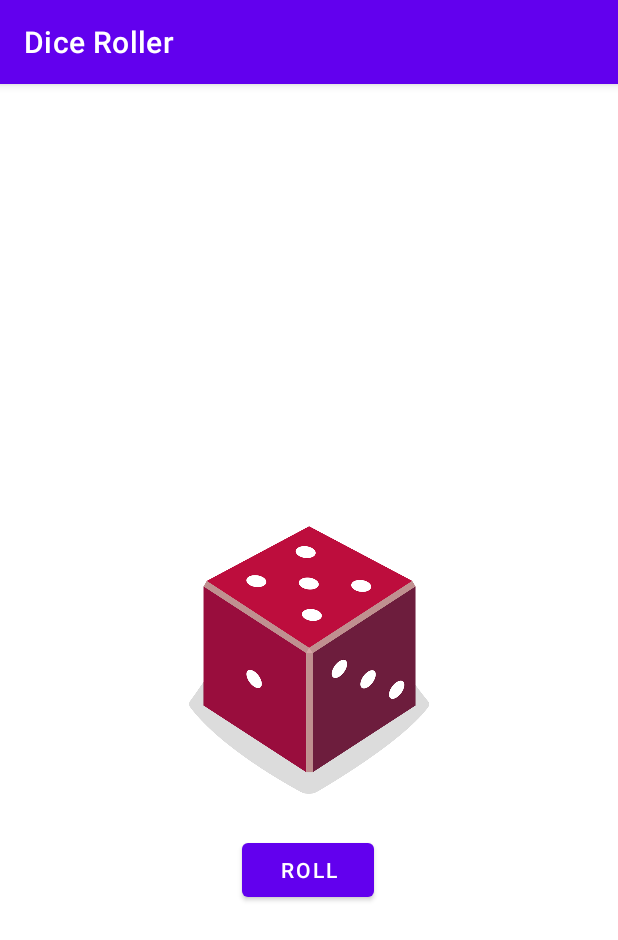
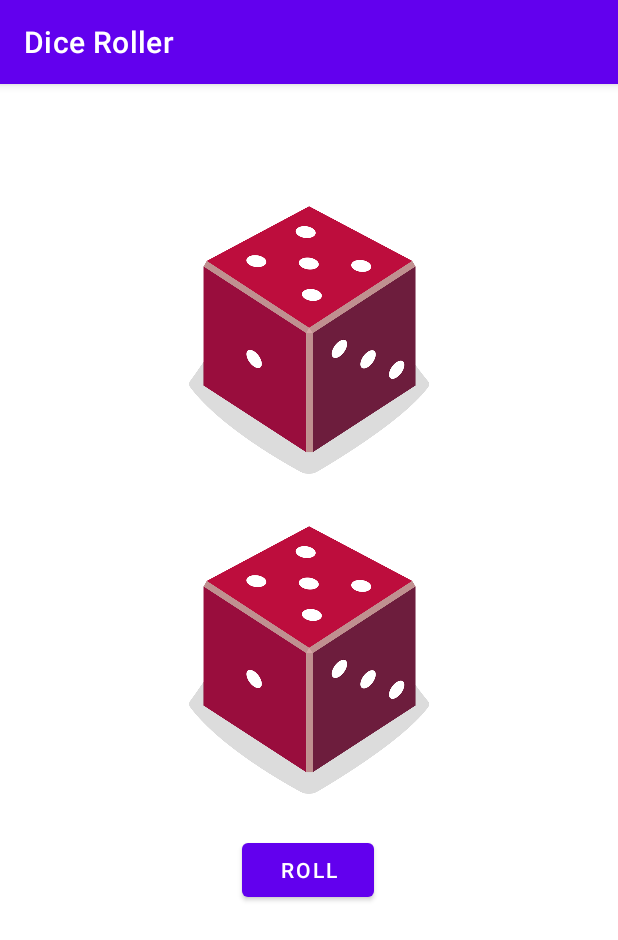
Before and after one commit to asif-kamal/DiceRoller, an Android app: the screen it shows after launch (MainActivity), on a phone screen of 412 x 824 dp. Shown: the top 940 px of the screen. Run offline under Robolectric (Android 15) with nearby library versions, the phone set to English and light mode, and no system bars.

Commit message:
Added drawable resource for second dice

```diff
--- a/app/src/main/java/com/example/diceroller/MainActivity.kt
+++ b/app/src/main/java/com/example/diceroller/MainActivity.kt
@@ -22,10 +22,25 @@ class MainActivity : AppCompatActivity() {
     private fun rollDice() {
         //Create new Dice object with 6 sides and roll it
         val dice = Dice(6)
+        val dice2 = Dice(6)
         val diceRoll = dice.roll()
+        //Created second instance of 6 sided dice.
+        val dice2Roll = dice2.roll()
         //Find the ImageView in the layout
         val diceImage: ImageView = findViewById(R.id.imageView)
-        // Determine which drawable resource ID to use based on the dice roll
+        //Find the Imageview for the second dice.
+        val diceImage2: ImageView = findViewById(R.id.imageView2)
+
+        /** Determine which drawable resource ID to use based on the dice roll
+        Built a second drawable resource for second dice imageview. */
+        val drawableResource2 = when (dice2Roll) {
+            1 -> R.drawable.dice_1
+            2 -> R.drawable.dice_2
+            3 -> R.drawable.dice_3
+            4 -> R.drawable.dice_4
+            5 -> R.drawable.dice_5
+            else -> R.drawable.dice_6
+        }
         val drawableResource = when (diceRoll) {
             1 -> R.drawable.dice_1
             2 -> R.drawable.dice_2
@@ -34,10 +49,14 @@ class MainActivity : AppCompatActivity() {
             5 -> R.drawable.dice_5
             else -> R.drawable.dice_6
         }
+
         // Update the ImageView with the correct drawable resource ID
         diceImage.setImageResource(drawableResource)
+
+        diceImage2.setImageResource(drawableResource2)
         //Update content description.
         diceImage.contentDescription = diceRoll.toString()
+        diceImage2.contentDescription = dice2Roll.toString()
        }
     }
 
--- a/app/src/main/res/layout/activity_main.xml
+++ b/app/src/main/res/layout/activity_main.xml
@@ -5,6 +5,18 @@
     android:layout_width="match_parent"
     android:layout_height="match_parent"
     tools:context=".MainActivity">
+
+    <ImageView
+        android:id="@+id/imageView2"
+        android:layout_width="160dp"
+        android:layout_height="200dp"
+        app:layout_constraintBottom_toBottomOf="parent"
+        app:layout_constraintEnd_toEndOf="parent"
+        app:layout_constraintHorizontal_bias="0.501"
+        app:layout_constraintStart_toStartOf="parent"
+        app:layout_constraintTop_toTopOf="parent"
+        app:layout_constraintVertical_bias="0.124"
+        tools:srcCompat="@drawable/dice_1" />
 
     <Button
         android:id="@+id/button"
```
